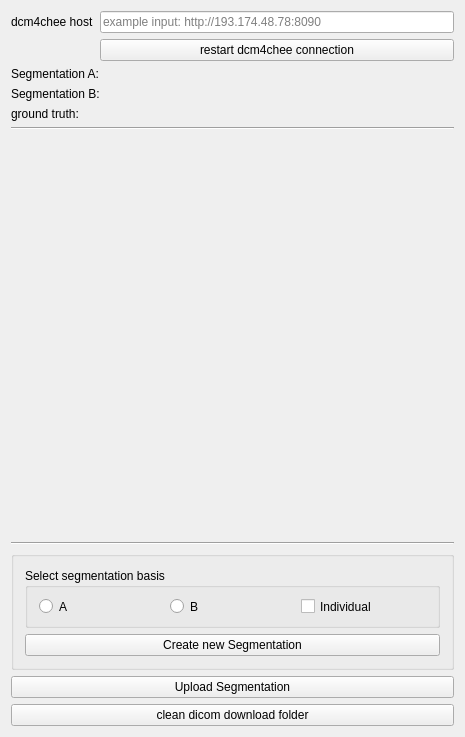
Before: the Qt Designer form Plugins/org.mitk.gui.qt.segmentation.rework/src/internal/SegmentationReworkViewControls.ui in MITK/MITK, drawn with Qt 5.
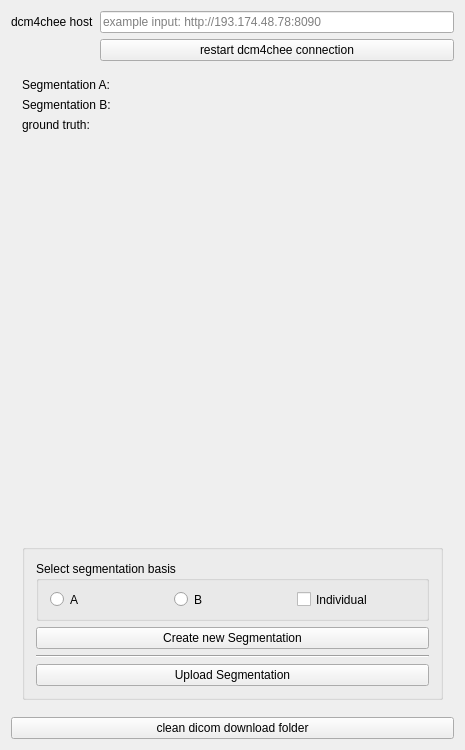
After: the same form once the commit is applied. Custom widgets are drawn as their Qt base class.

Commit message: disable content in plugin

```diff
--- a/Plugins/org.mitk.gui.qt.segmentation.rework/src/internal/SegmentationReworkViewControls.ui
+++ b/Plugins/org.mitk.gui.qt.segmentation.rework/src/internal/SegmentationReworkViewControls.ui
@@ -7,7 +7,7 @@
         <x>0</x>
         <y>0</y>
         <width>465</width>
-        <height>691</height>
+    <height>729</height>
       </rect>
     </property>
     <property name="minimumSize">
@@ -46,6 +46,9 @@
         </layout>
       </item>
       <item>
+    <widget class="QWidget" name="verticalWidget" native="true">
+     <layout class="QVBoxLayout" name="verticalLayout_3">
+      <item>
         <widget class="QLabel" name="labelSegA">
           <property name="text">
             <string>Segmentation A:</string>
@@ -66,13 +69,6 @@
           </property>
         </widget>
       </item>
-      <item>
-        <widget class="Line" name="line">
-          <property name="orientation">
-            <enum>Qt::Horizontal</enum>
-          </property>
-        </widget>
-      </item>
       <item>
         <widget class="QmitkChartWidget" name="chartWidget" native="true">
           <property name="minimumSize">
@@ -89,13 +85,6 @@
           </property>
         </widget>
       </item>
-      <item>
-        <widget class="Line" name="line_2">
-          <property name="orientation">
-            <enum>Qt::Horizontal</enum>
-          </property>
-        </widget>
-      </item>
       <item>
         <widget class="QGroupBox" name="verticalGroupBox">
           <property name="flat">
@@ -157,7 +146,11 @@
                 </property>
               </widget>
             </item>
-          </layout>
+         <item>
+          <widget class="Line" name="line">
+           <property name="orientation">
+            <enum>Qt::Horizontal</enum>
+           </property>
         </widget>
       </item>
       <item>
@@ -168,6 +161,12 @@
           <property name="text">
             <string>Upload Segmentation</string>
           </property>
+          </widget>
+         </item>
+        </layout>
+       </widget>
+      </item>
+     </layout>
         </widget>
       </item>
       <item>
```
Lines whose indentation alone changed are shown as unchanged. The commit also changes 1 other file.
